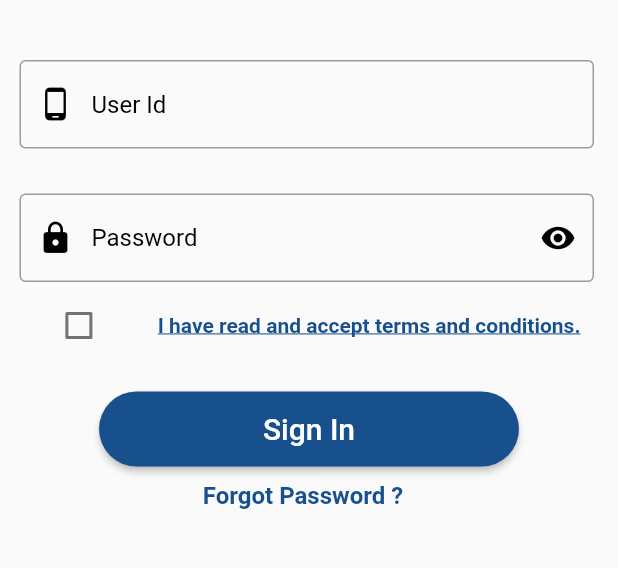
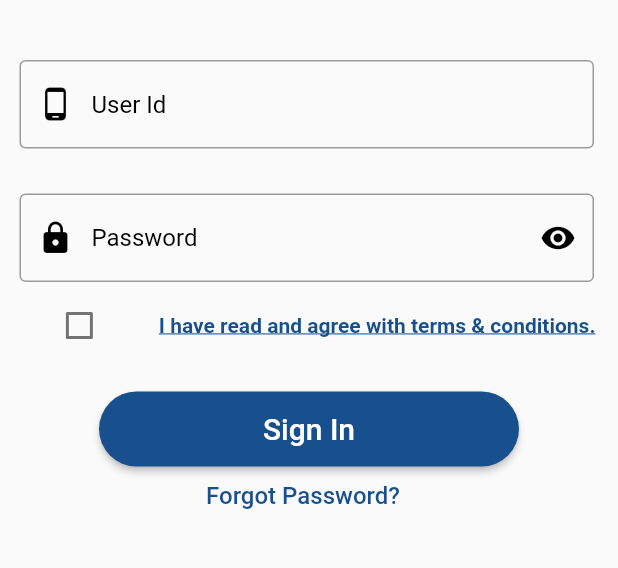
Before and after one commit to gunjanrana918/super_app, a Flutter app: the screen it shows after launch, on a phone screen of 412 x 824 dp, the part 453-1021 px from its top. Run offline on Flutter 3.47's test engine with Material 2 defaults, Android fonts, the phone set to English and light mode, and no system bars; our stand-ins replace fluttertoast, font_awesome_flutter, get, image_picker, photo_view, pinch_zoom and 4 more; missing offline and left inert: image_picker_for_web, shared_preferences_web; statements that could not run were skipped.

Commit message:
Second commit

```diff
--- a/lib/Screens/Dashboard_screen.dart
+++ b/lib/Screens/Dashboard_screen.dart
@@ -186,7 +186,7 @@ class _DashboardState extends State<Dashboard> {
                     dense: true,
                       leading: const Icon(Icons.exit_to_app,color: Colors.black,),
                       title: const Text(
-                        'logout',
+                        'Logout',
                         style: TextStyle(fontSize: 15.0),
                       ),
                       onTap: () async {
--- a/lib/Screens/Login_screen.dart
+++ b/lib/Screens/Login_screen.dart
@@ -16,6 +16,7 @@ import '../universal.dart';
 import 'Mobileotp_screen.dart';
 
 void main() {
+  WidgetsFlutterBinding.ensureInitialized();
   runApp(MaterialApp(
     theme: ThemeData(
       primaryColor: Colors.red,
@@ -182,13 +183,13 @@ class _LoginScreenState extends State<LoginScreen> {
                     ),
                   ),
                   Padding(
-                    padding: const EdgeInsets.only(right: 25.0),
+                    padding: const EdgeInsets.only(right: 15.0),
                     child: Text.rich(
                       TextSpan(
                         style: TextStyle( fontStyle: FontStyle.normal,
                             fontWeight: FontWeight.w700,
                             color: Color(0xFF184f8d),decoration: TextDecoration.underline),
-                        text: 'I have read and accept terms and conditions.',
+                        text: 'I have read and agree with terms & conditions.',
                         recognizer: TapGestureRecognizer()
                           ..onTap = () async{
                             Navigator.push(context,
@@ -260,11 +261,11 @@ class _LoginScreenState extends State<LoginScreen> {
                     child: Padding(
                       padding: const EdgeInsets.only(right: 8.0),
                       child: Text(
-                        'Forgot Password ?',
+                        'Forgot Password?',
                         style: TextStyle(
                             fontSize: 16.0,
                             color: Color(0xFF184f8d),
-                            fontWeight: FontWeight.bold,
+                             fontWeight: FontWeight.w500,
                             fontStyle: FontStyle.normal,
                         ),
                         textAlign: TextAlign.right,
--- a/lib/Services/Login controller.dart
+++ b/lib/Services/Login controller.dart
@@ -1,8 +1,6 @@
 import 'dart:convert';
-import 'dart:io';
 import 'package:flutter/material.dart';
 import 'package:fluttertoast/fluttertoast.dart';
-import 'package:super_app/Screens/set_strring_pref.dart';
 import 'package:super_app/universal.dart';
 import 'package:get/get.dart';
 import 'package:http/http.dart' as http;
```
Also changed, not shown: lib/Screens/ILEContainer_search.dart (+5 -9 lines), lib/Screens/ILESearch_Listviewbuilder.dart (+9 -4 lines), lib/Screens/Seal_verify.dart (+16 -10 lines), lib/Screens/Warehouse_activity.dart (+23 -7 lines), 1 other file.
